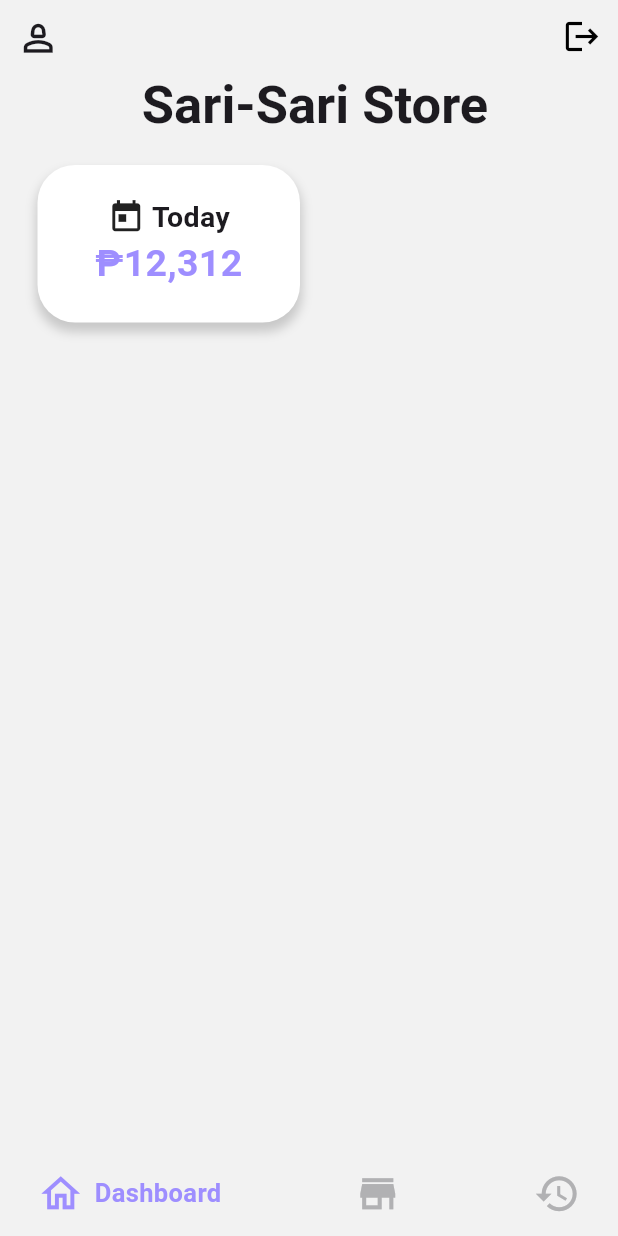
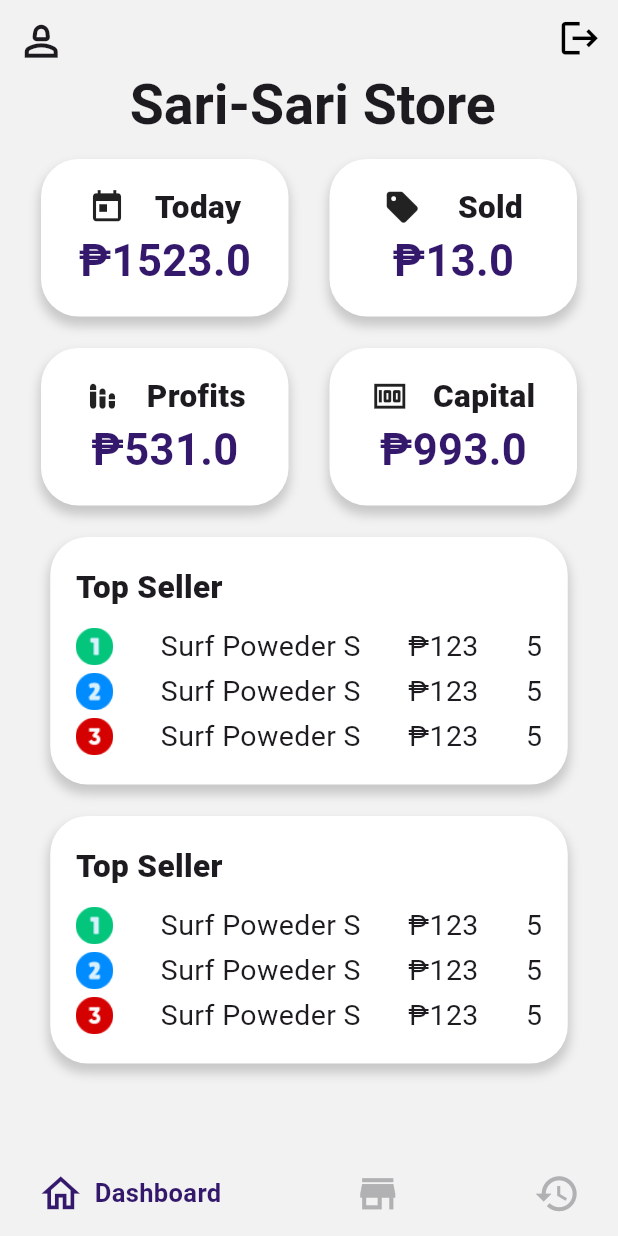
Before and after one commit to jsmrk/mini_store_inventory, a Flutter app: the screen it shows after launch, on a phone screen of 412 x 824 dp. Run offline on Flutter 3.47's test engine with Material 3 defaults, Android fonts, the light colour scheme and no system bars; drawn by our look-alikes of google_nav_bar.

Commit message:
dashboard UI done

```diff
--- a/lib/screen/dashboard.dart
+++ b/lib/screen/dashboard.dart
@@ -1,5 +1,7 @@
 import 'package:flutter/material.dart';
 import 'package:mini_store_inventory/widgets/custom_appbar.dart';
+import 'package:mini_store_inventory/widgets/custom_card.dart';
+import 'package:mini_store_inventory/widgets/custom_widecontainer.dart';
 
 class Dashboard extends StatelessWidget {
   const Dashboard({super.key});
@@ -7,72 +9,42 @@ class Dashboard extends StatelessWidget {
   @override
   Widget build(BuildContext context) {
     return Scaffold(
-      appBar: const CustomAppBar(),
-      body: Container(
-        margin: const EdgeInsets.only(left: 25, top: 25),
-        decoration: BoxDecoration(
-          color: Colors.white,
-          borderRadius: const BorderRadius.all(
-            Radius.circular(25),
-          ),
-          boxShadow: [
-            BoxShadow(
-              color: Colors.grey.withOpacity(0.5),
-              offset: const Offset(0, 5),
-              blurRadius: 5,
-              spreadRadius: 1,
-            ),
-          ],
-        ),
-        padding: const EdgeInsets.all(15),
-        width: 175,
-        height: 105,
-        child: const Column(
-          crossAxisAlignment: CrossAxisAlignment.center,
-          mainAxisAlignment: MainAxisAlignment.center,
+        appBar: const CustomAppBar(),
+        body: Column(
           children: [
             Row(
-              crossAxisAlignment: CrossAxisAlignment.center,
-              mainAxisAlignment: MainAxisAlignment.center,
+              mainAxisAlignment: MainAxisAlignment.spaceEvenly,
               children: [
-                Icon(
-                  Icons.today,
-                  size: 25,
+                CustomCard(
+                  icon: Icons.today,
+                  amount: 1523,
+                  text: ' Today',
                 ),
-                Text(
-                  ' Today',
-                  style: TextStyle(
-                    fontSize: 19,
-                    fontWeight: FontWeight.bold,
-                  ),
-                ),
+                CustomCard(
+                  icon: Icons.sell,
+                  amount: 13,
+                  text: ' Sold',
+                )
               ],
             ),
             Row(
-              crossAxisAlignment: CrossAxisAlignment.center,
-              mainAxisAlignment: MainAxisAlignment.center,
+              mainAxisAlignment: MainAxisAlignment.spaceEvenly,
               children: [
-                Text(
-                  '₱',
-                  style: TextStyle(
-                    fontSize: 25,
-                    fontWeight: FontWeight.bold,
-                    color: Color(0xFF9E8EFF),
-                  ),
+                CustomCard(
+                  icon: Icons.stacked_bar_chart_rounded,
+                  amount: 531,
+                  text: ' Profits',
                 ),
-                Text(
-                  '12,312',
-                  style: TextStyle(
-                    fontSize: 25,
-                    fontWeight: FontWeight.bold,
-                    color: Color(0xFF9E8EFF),
-                  ),
-                ),
+                CustomCard(
+                  icon: Icons.money,
+                  amount: 993,
+                  text: ' Capital',
+                )
               ],
-            )
+            ),
+            WideContainer(),
+            WideContainer(),
           ],
-        ),
-      ),
-    );
+        ));
   }
 }
--- a/lib/screen/products.dart
+++ b/lib/screen/products.dart
@@ -11,6 +11,5 @@ class Products extends StatelessWidget {
       appBar: CustomAppBar(),
       backgroundColor: Colors.yellow,
     );
-    ;
   }
 }
--- a/lib/widgets/custom_appbar.dart
+++ b/lib/widgets/custom_appbar.dart
@@ -15,7 +15,7 @@ class CustomAppBar extends StatelessWidget implements PreferredSizeWidget {
           padding: EdgeInsets.all(11),
           child: Icon(
             Icons.person_2_outlined,
-            size: 29,
+            size: 33,
           ),
         ),
       ),
@@ -26,7 +26,7 @@ class CustomAppBar extends StatelessWidget implements PreferredSizeWidget {
             padding: EdgeInsets.all(11),
             child: Icon(
               Icons.logout,
-              size: 26,
+              size: 29,
               color: Colors.black,
             ),
           ),
@@ -40,7 +40,7 @@ class CustomAppBar extends StatelessWidget implements PreferredSizeWidget {
           Center(
               child: Text(
             'Sari-Sari Store',
-            style: TextStyle(fontSize: 35, fontWeight: FontWeight.bold),
+            style: TextStyle(fontSize: 37, fontWeight: FontWeight.bold),
           )),
         ],
       ),
--- /dev/null
+++ b/lib/widgets/custom_card.dart
@@ -0,0 +1,67 @@
+import 'package:flutter/material.dart';
+
+class CustomCard extends StatelessWidget {
+  IconData icon;
+  double amount;
+  String text;
+
+  CustomCard(
+      {required this.icon,
+      required this.amount,
+      required this.text,
+      super.key});
+
+  @override
+  Widget build(BuildContext context) {
+    return Container(
+      margin: const EdgeInsets.only(top: 21),
+      padding: const EdgeInsets.all(17),
+      decoration: BoxDecoration(
+        color: Colors.white,
+        borderRadius: const BorderRadius.all(
+          Radius.circular(25),
+        ),
+        boxShadow: [
+          BoxShadow(
+            color: Colors.grey.withOpacity(0.5),
+            offset: const Offset(0, 5),
+            blurRadius: 5,
+            spreadRadius: 1,
+          ),
+        ],
+      ),
+      width: 165,
+      height: 105,
+      child: Column(
+        mainAxisAlignment: MainAxisAlignment.center,
+        children: [
+          Row(
+            crossAxisAlignment: CrossAxisAlignment.center,
+            mainAxisAlignment: MainAxisAlignment.spaceEvenly,
+            children: [
+              Icon(
+                icon,
+                size: 25,
+              ),
+              Text(
+                text,
+                style: const TextStyle(
+                  fontSize: 21,
+                  fontWeight: FontWeight.w900,
+                ),
+              ),
+            ],
+          ),
+          Text(
+            "₱$amount",
+            style: const TextStyle(
+              fontSize: 29,
+              fontWeight: FontWeight.bold,
+              color: Color(0xFF33186B),
+            ),
+          )
+        ],
+      ),
+    );
+  }
+}
--- a/lib/widgets/custom_navbar.dart
+++ b/lib/widgets/custom_navbar.dart
@@ -27,10 +27,10 @@ class _BottomNavBarState extends State<BottomNavBar> {
       bottomNavigationBar: GNav(
         backgroundColor: const Color(0xFFF2F2F2),
         gap: 7,
-        activeColor: const Color(0xFF9E8EFF),
+        activeColor: const Color(0xFF33186B),
         textStyle: const TextStyle(
           fontSize: 17,
-          color: Color(0xFF9E8EFF),
+          color: Color(0xFF33186B),
           fontWeight: FontWeight.w700,
         ),
         iconSize: 31,
--- /dev/null
+++ b/lib/widgets/custom_widecontainer.dart
@@ -0,0 +1,128 @@
+import 'package:flutter/material.dart';
+
+class WideContainer extends StatelessWidget {
+  const WideContainer({super.key});
+
+  @override
+  Widget build(BuildContext context) {
+    return Container(
+      width: 345,
+      height: 165,
+      margin: const EdgeInsets.only(top: 21),
+      padding: const EdgeInsets.all(17),
+      decoration: BoxDecoration(
+        color: Colors.white,
+        borderRadius: const BorderRadius.all(
+          Radius.circular(25),
+        ),
+        boxShadow: [
+          BoxShadow(
+            color: Colors.grey.withOpacity(0.5),
+            offset: const Offset(0, 5),
+            blurRadius: 5,
+            spreadRadius: 1,
+          ),
+        ],
+      ),
+      child: Column(
+        mainAxisAlignment: MainAxisAlignment.spaceAround,
+        children: [
+          Container(
+            alignment: Alignment.topLeft,
+            child: const Text(
+              'Top Seller',
+              style: TextStyle(
+                fontSize: 21,
+                fontWeight: FontWeight.w900,
+              ),
+            ),
+          ),
+          const SizedBox(
+            height: 5,
+          ),
+          Row(
+            mainAxisAlignment: MainAxisAlignment.spaceBetween,
+            children: [
+              Image.asset(
+                'assets/logo/number_one.png',
+                height: 25,
+              ),
+              const Text(
+                'Surf Poweder S',
+                style: TextStyle(
+                  fontSize: 19,
+                ),
+              ),
+              const Text(
+                "₱${123}",
+                style: TextStyle(
+                  fontSize: 19,
+                ),
+              ),
+              const Text(
+                '5',
+                style: TextStyle(
+                  fontSize: 19,
+                ),
+              ),
+            ],
+          ),
+          Row(
+            mainAxisAlignment: MainAxisAlignment.spaceBetween,
+            children: [
+              Image.asset(
+                'assets/logo/number_two.png',
+                height: 25,
+              ),
+              const Text(
+                'Surf Poweder S',
+                style: TextStyle(
+                  fontSize: 19,
+                ),
+              ),
+              const Text(
+                "₱${123}",
+                style: TextStyle(
+                  fontSize: 19,
+                ),
+              ),
+              const Text(
+                '5',
+                style: TextStyle(
+                  fontSize: 19,
+                ),
+              ),
+            ],
+          ),
+          Row(
+            mainAxisAlignment: MainAxisAlignment.spaceBetween,
+            children: [
+              Image.asset(
+                'assets/logo/number_three.png',
+                height: 25,
+              ),
+              const Text(
+                'Surf Poweder S',
+                style: TextStyle(
+                  fontSize: 19,
+                ),
+              ),
+              const Text(
+                "₱${123}",
+                style: TextStyle(
+                  fontSize: 19,
+                ),
+              ),
+              const Text(
+                '5',
+                style: TextStyle(
+                  fontSize: 19,
+                ),
+              ),
+            ],
+          ),
+        ],
+      ),
+    );
+  }
+}
--- a/pubspec.yaml
+++ b/pubspec.yaml
@@ -22,3 +22,7 @@ dev_dependencies:
 
 flutter:
   uses-material-design: true
+
+  assets:
+    - assets/images/
+    - assets/logo/
```
Also changed, not shown: assets/logo/number_one.png (added), assets/logo/number_three.png (added), assets/logo/number_two.png (added).
